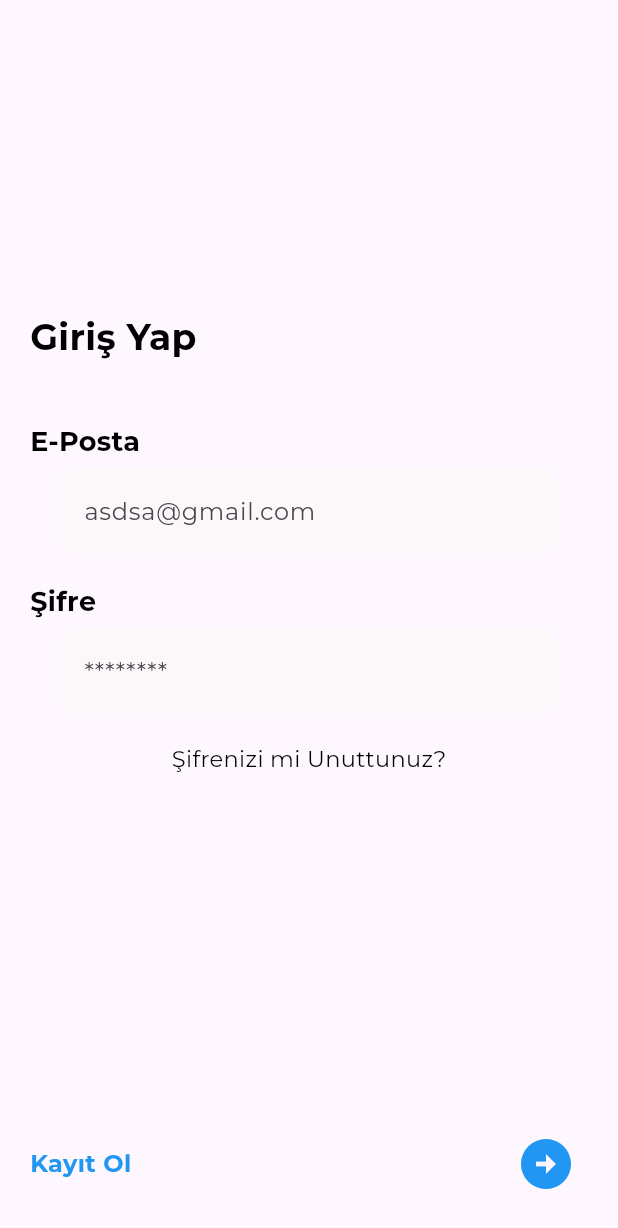
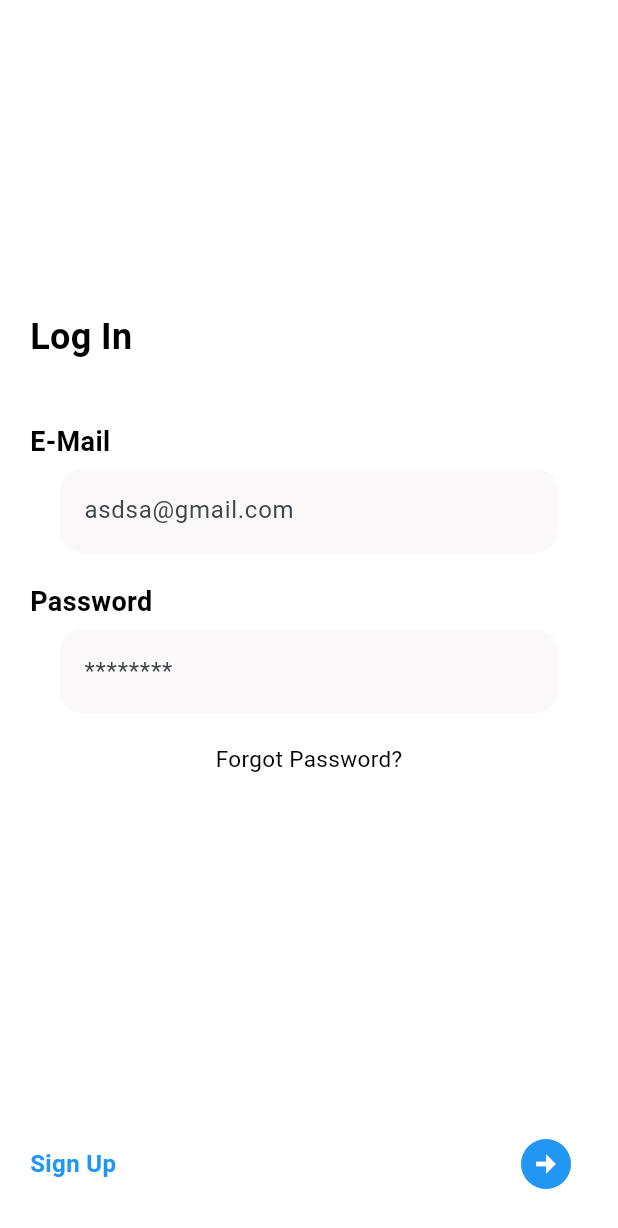
Before and after one commit to YilmazBatal/midterm_project, a Flutter app: the screen it shows after launch, after a tap on "Skip", on a phone screen of 412 x 824 dp. Shown: the top 1228 px of the screen. Run offline on Flutter 3.47's test engine with Material 3 defaults, Android fonts, the phone set to English and light mode, and no system bars; our stand-ins replace flex_color_scheme, flutter_bloc, go_router, google_fonts, preload_page_view, shared_preferences; network calls fail; Roboto replaces fonts that are missing (Poppins).

Commit message:
Language related bugs resolved and dark theme added.

```diff
--- a/assets/lang/en.json
+++ b/assets/lang/en.json
@@ -29,11 +29,11 @@
     "language": "Language",
     "theme": "Theme Settings",
     "dark_mode": "Dark Mode",
-    "signin": "Giriş Yap",
-    "mail": "E-Posta",
-    "password": "Şifre",
-    "forgot_password": "Şifrenizi mi Unuttunuz?",
-    "signup": "Kayıt Ol",
+    "signin": "Log In",
+    "mail": "E-Mail",
+    "password": "Password",
+    "forgot_password": "Forgot Password?",
+    "signup": "Sign Up",
     "error": "Error!",
     "invalid_username_password": "Invalid username or password!",
     "ok": "OK",
--- a/assets/lang/tr.json
+++ b/assets/lang/tr.json
@@ -5,13 +5,13 @@
     "favorites": "Favoriler",
     "cart": "Sepet",
     "in-stock": "Mevcut",
-    "not-available": "TÜkendi",
+    "not-available": "Tükendi",
     "added-to-cart": "Ürün Sepete Eklendi.",
     "remove-favorite": "Favoriden Kaldır",
     "remove-cart": "Sepetten Kaldır",
     "cart-empty": "Sepetinizde hic ürün bulunmamaktadır.",
     "settings": "Ayarlar",
-    "connection-error": "Lütfen İnternet Baglantıızı Kontrol Ediniz.",
+    "connection-error": "Lütfen İnternet Baglantınızı Kontrol Ediniz.",
     "reload": "Yenile",
     "select-language": "Lütfen İstediğiniz Dili Seçiniz:",
     "welcome": "Hoşgeldin",
@@ -31,15 +31,15 @@
     "dark_mode": "Karanlık Mod",
     "signin": "Giriş Yap",
     "mail": "E-Posta",
-    "password": "Şifre",
-    "forgot_password": "Şifrenizi mi Unuttunuz?",
+    "password": "Parola",
+    "forgot_password": "Parolanızı mı Unuttunuz?",
     "signup": "Kayıt Ol",
     "error": "Hata!",
-    "invalid_username_password": "Yanlış parola veya şifre!",
+    "invalid_username_password": "Yanlış parola veya E-Posta!",
     "ok": "Tamam",
     "create_account": "Hesap Oluştur",
     "username": "Kullanıcı Adı",
-    "phone": "Teleon Numarası",
+    "phone": "Telefon Numarası",
     "login": "Giriş Yap",
     "success": "Başarılı",
     "signup_success": "Kayıt Başarılı",
@@ -47,14 +47,14 @@
     "required": "Tüm alanları doldurmak zorunludur!",
     "invalid_mail": "Geçersiz E-Posta adresi!",
     "invalid_phone": "Geçersiz telefon numarası!",
-    "password_characters": "Şifre 8 karakterden fazla olmak zorundadır!",
-    "enter_mail": "E-postanızı girin, size yeni şifrenizi oluşturmanız için bir bağlantı göndereceğiz.",
-    "create_new_password": "Create New Password",
-    "enter_new_pass": "Enter New Password",
-    "new_password": "New Password",
-    "confirm_password": "Confirm Password",
-    "confirm_new_pass": "Confirm your new password",
-    "set_new_pass": "Şifre başarıyla değiştirildi.",
-    "error_pass": "Şifre değiştirilirken bir hata oluştu.",
-    "error_pass_match": "Şifreler eşleşmiyor!"
+    "password_characters": "Parola 8 karakterden fazla olmak zorundadır!",
+    "enter_mail": "E-postanızı girin, size yeni Parolanızı oluşturmanız için bir bağlantı göndereceğiz.",
+    "create_new_password": "Yeni Parola Oluştur",
+    "enter_new_pass": "Yeni parolayı giriniz",
+    "new_password": "Yeni Parola",
+    "confirm_password": "Parolayı doğrulayın",
+    "confirm_new_pass": "Yeni parolayı doğrulayın",
+    "set_new_pass": "Parola başarıyla değiştirildi.",
+    "error_pass": "Parola değiştirilirken bir hata oluştu.",
+    "error_pass_match": "Parolaler eşleşmiyor!"
 }
--- a/lib/Screens/core/loader.dart
+++ b/lib/Screens/core/loader.dart
@@ -1,5 +1,8 @@
 // ignore_for_file: use_build_context_synchronously
 
+import 'dart:io';
+
+import 'package:flutter/foundation.dart';
 import 'package:flutter/material.dart';
 import 'package:go_router/go_router.dart';
 import 'package:midterm_project/Screens/core/storage.dart';
@@ -12,19 +15,44 @@ class LoadPage extends StatefulWidget {
 }
 
 class _LoadPageState extends State<LoadPage> {
-
   loadApp() async {
     final storage = Storage();
-    // storage.storageClear();
+    storage.storageClear();
     final firstLaunch = await storage.isFirstLaunch();
 
     if (firstLaunch) {
+      // cihazin gece gunduz moduna erismek
+      const darkMode = ThemeMode.system == ThemeMode.dark;
+      // cihazin varsayilan diline erismek
+      await storage.setConfig(
+          language: getDeviceLanguage(), darkMode: darkMode);
       // tanıtım
       GoRouter.of(context).replace("/welcome");
     } else {
       // home screen
       GoRouter.of(context).replace("/home");
     }
+  }
+
+  getDeviceLanguage() {
+    final String defaultLocale;
+    if (!kIsWeb) {
+      defaultLocale = Platform.localeName;
+    } else {
+      defaultLocale = "en";
+    }
+    final langParts = defaultLocale.split("_");
+    final supportedLanguages = ["en", "tr"];
+
+    final String finalLang;
+
+    if (supportedLanguages.contains(langParts[0])) {
+      finalLang = langParts[0];
+    } else {
+      finalLang = "en";
+    }
+
+    return finalLang;
   }
 
   @override
--- a/lib/Screens/core/localizations.dart
+++ b/lib/Screens/core/localizations.dart
@@ -83,11 +83,6 @@ class AppLocalizationsDelegate extends LocalizationsDelegate<AppLocalizations> {
 
 Locale? localeResolutionCallback(
     Locale? deviceLocale, Iterable<Locale> supportedLocales) {
-  // return deviceLocale != null &&
-  //         ['en', 'ar', 'tr', 'fa', 'fr', 'es']
-  //             .contains(deviceLocale.languageCode)
-  //     ? deviceLocale
-  //     : supportedLocales.first;
   for (var supportedLocale in supportedLocales) {
     if (supportedLocale.languageCode == deviceLocale?.languageCode &&
         supportedLocale.countryCode == deviceLocale?.countryCode) {
--- a/lib/Screens/core/storage.dart
+++ b/lib/Screens/core/storage.dart
@@ -28,4 +28,25 @@ class Storage {
     final SharedPreferences storage = await SharedPreferences.getInstance();
     await storage.clear();
   }
+
+  setConfig({String? language, bool? darkMode}) async {
+    final SharedPreferences storage = await SharedPreferences.getInstance();
+
+    if (language != null) {
+      await storage.setString("language", language);
+    }
+
+    if (darkMode != null) {
+      await storage.setBool("darkMode", darkMode);
+    }
+  }
+
+  getConfig() async {
+    final SharedPreferences storage = await SharedPreferences.getInstance();
+
+    return {
+      "language": storage.getString("language"),
+      "darkMode": storage.getBool("darkMode"),
+    };
+  }
 }
--- /dev/null
+++ b/lib/Screens/core/themes.dart
@@ -0,0 +1,82 @@
+import 'dart:ui';
+
+import 'package:flex_color_scheme/flex_color_scheme.dart';
+
+final lightTheme = FlexThemeData.light(
+  colors: const FlexSchemeColor(
+    primary: Color(0xff1695d8),
+    primaryContainer: Color(0xffd0e4ff),
+    secondary: Color(0xffac3306),
+    secondaryContainer: Color(0xffffdbcf),
+    tertiary: Color(0xff006875),
+    tertiaryContainer: Color(0xff95f0ff),
+    appBarColor: Color(0xffffdbcf),
+    error: Color(0xffb00020),
+  ),
+  surfaceMode: FlexSurfaceMode.levelSurfacesLowScaffold,
+  blendLevel: 7,
+  subThemesData: const FlexSubThemesData(
+    blendOnLevel: 10,
+    blendOnColors: false,
+    useTextTheme: true,
+    useM2StyleDividerInM3: true,
+    textButtonRadius: 4.0,
+    textButtonSchemeColor: SchemeColor.onBackground,
+    filledButtonRadius: 4.0,
+    elevatedButtonRadius: 4.0,
+    elevatedButtonSchemeColor: SchemeColor.onBackground,
+    elevatedButtonSecondarySchemeColor: SchemeColor.background,
+    outlinedButtonRadius: 4.0,
+    outlinedButtonSchemeColor: SchemeColor.onBackground,
+    outlinedButtonOutlineSchemeColor: SchemeColor.outlineVariant,
+    alignedDropdown: true,
+    useInputDecoratorThemeInDialogs: true,
+    drawerRadius: 0.0,
+    drawerElevation: 0.0,
+    drawerBackgroundSchemeColor: SchemeColor.background,
+    bottomSheetRadius: 0.0,
+  ),
+  visualDensity: FlexColorScheme.comfortablePlatformDensity,
+  useMaterial3: true,
+  swapLegacyOnMaterial3: true,
+  fontFamily: "Poppins",
+);
+
+final darkTheme = FlexThemeData.dark(
+  colors: const FlexSchemeColor(
+    primary: Color(0xff9fc9ff),
+    primaryContainer: Color(0xff00325b),
+    secondary: Color(0xffffb59d),
+    secondaryContainer: Color(0xff872100),
+    tertiary: Color(0xff86d2e1),
+    tertiaryContainer: Color(0xff004e59),
+    appBarColor: Color(0xff872100),
+    error: Color(0xffcf6679),
+  ),
+  surfaceMode: FlexSurfaceMode.levelSurfacesLowScaffold,
+  blendLevel: 13,
+  subThemesData: const FlexSubThemesData(
+    blendOnLevel: 20,
+    useTextTheme: true,
+    useM2StyleDividerInM3: true,
+    textButtonRadius: 4.0,
+    textButtonSchemeColor: SchemeColor.onBackground,
+    filledButtonRadius: 4.0,
+    elevatedButtonRadius: 4.0,
+    elevatedButtonSchemeColor: SchemeColor.onBackground,
+    elevatedButtonSecondarySchemeColor: SchemeColor.background,
+    outlinedButtonRadius: 4.0,
+    outlinedButtonSchemeColor: SchemeColor.onBackground,
+    outlinedButtonOutlineSchemeColor: SchemeColor.outlineVariant,
+    alignedDropdown: true,
+    useInputDecoratorThemeInDialogs: true,
+    drawerRadius: 0.0,
+    drawerElevation: 0.0,
+    drawerBackgroundSchemeColor: SchemeColor.background,
+    bottomSheetRadius: 0.0,
+  ),
+  visualDensity: FlexColorScheme.comfortablePlatformDensity,
+  useMaterial3: true,
+  swapLegacyOnMaterial3: true,
+  fontFamily: "Poppins",
+);
--- a/lib/main.dart
+++ b/lib/main.dart
@@ -6,6 +6,8 @@ import 'package:midterm_project/Screens/core/routes.dart';
 import 'package:midterm_project/bloc/client/client_cubit.dart';
 import 'package:midterm_project/bloc/client/client_state.dart';
 import 'package:midterm_project/Screens/core/localizations.dart';
+
+import 'Screens/core/themes.dart';
 
 void main() {
   runApp(const MainApp());
@@ -34,11 +36,9 @@ class MainApp extends StatelessWidget {
               Locale('en', 'US'),
               Locale('tr', 'TR'),
             ],
-            theme: ThemeData(
-              textTheme: GoogleFonts.montserratTextTheme(
-                Theme.of(context).textTheme,
-              ),
-            ),
+            themeMode: state.darkMode ? ThemeMode.dark : ThemeMode.light,
+            theme: lightTheme,
+            darkTheme: darkTheme,
             locale: Locale(state.language),
           );
         },
--- a/pubspec.yaml
+++ b/pubspec.yaml
@@ -17,6 +17,7 @@ dependencies:
   google_fonts: ^6.2.1
   preload_page_view: ^0.2.0
   shared_preferences: ^2.2.3
+  flex_color_scheme: ^7.3.1
 
 
 dev_dependencies:
```
Also changed, not shown: lib/Screens/client/create_new_password.dart (+17 -7 lines), lib/Screens/core/settings.dart (+7 -8 lines), pubspec.lock.
